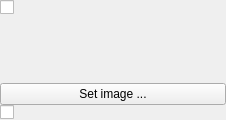
This is libs/pageapp/tools/backgroundTool/BackgroundToolWidget.ui in Adeel313/calligra as Qt 5 draws it before an edit. The edited form follows.
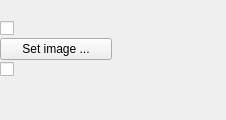
This is the edited form. Custom widgets are drawn as their Qt base class.

```diff
--- a/libs/pageapp/tools/backgroundTool/BackgroundToolWidget.ui
+++ b/libs/pageapp/tools/backgroundTool/BackgroundToolWidget.ui
@@ -30,21 +30,24 @@
     <number>0</number>
    </property>
    <item>
-    <layout class="QVBoxLayout">
-     <item>
+    <layout class="QGridLayout" name="gridLayout">
+     <property name="spacing">
+      <number>2</number>
+     </property>
+     <item row="0" column="0">
       <widget class="QCheckBox" name="useMasterBackground"/>
      </item>
-     <item>
+     <item row="0" column="1" rowspan="2">
       <widget class="KoPABackgroundFillWidget" name="fillBackground" native="true"/>
      </item>
-     <item>
+     <item row="1" column="0">
       <widget class="QPushButton" name="backgroundImage">
        <property name="text">
         <string>Set image ...</string>
        </property>
       </widget>
      </item>
-     <item>
+     <item row="2" column="0" colspan="2">
       <widget class="QCheckBox" name="displayMasterShapes"/>
      </item>
     </layout>
```
